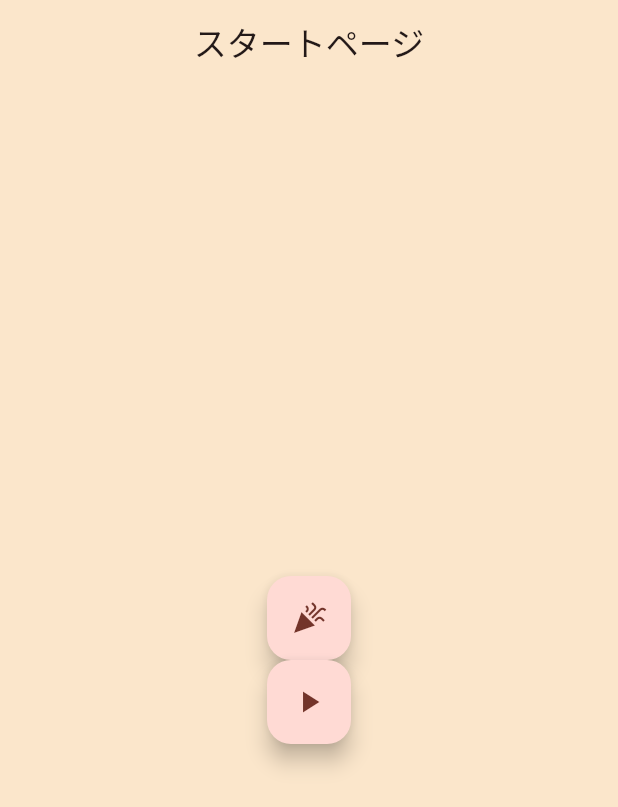
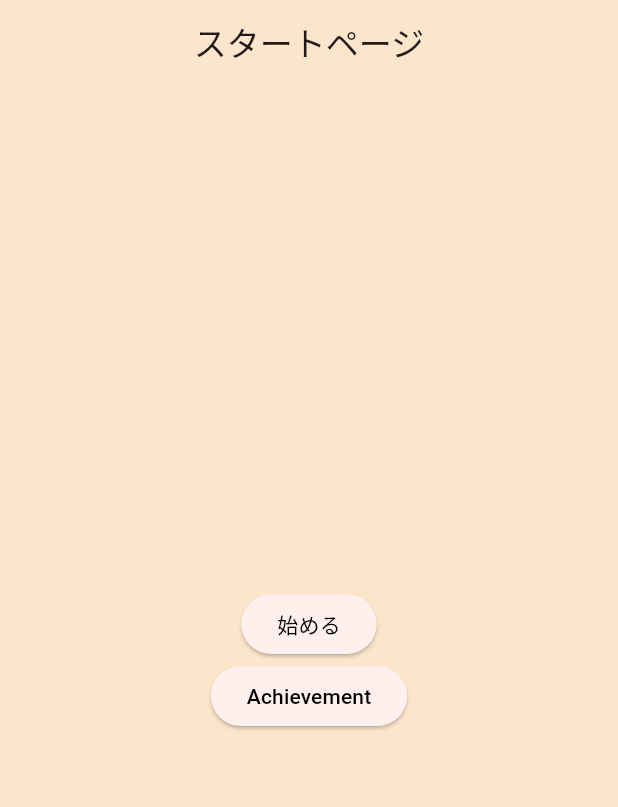
Before and after one commit to TangentMochi/pochi, a Flutter app: the screen it shows after launch, on a phone screen of 412 x 824 dp. Shown: the top 807 px of the screen. Run offline on Flutter 3.47's test engine with Material 3 defaults, Android fonts, the phone set to English and light mode, and no system bars; our stand-ins replace confetti, geolocator, google_fonts, google_maps_flutter, permission_handler, shared_preferences; missing offline and left inert: bottom_sheet_bar, flutter_config, flutter_google_map_polyline_point, flutter_overpass.

Commit message:
ボタンをいい感じに

```diff
--- a/lib/views/startPage.dart
+++ b/lib/views/startPage.dart
@@ -20,7 +20,15 @@ class StartPageState extends State<StartPage> {
         child: Column(
           mainAxisAlignment: MainAxisAlignment.center,
           children: <Widget>[
-            FloatingActionButton(
+            ElevatedButton(
+              onPressed: () {
+                Navigator.of(
+                  context,
+                ).push(MaterialPageRoute(builder: (context) => RouteCreate()));
+              },
+              child: const Text('始める'),
+            ),
+            ElevatedButton(
               onPressed: () {
                 Navigator.push(
                   context,
@@ -31,17 +39,7 @@ class StartPageState extends State<StartPage> {
                   ),
                 );
               },
-              tooltip: 'Achive',
-              child: const Icon(Icons.celebration),
-            ),
-            FloatingActionButton(
-              onPressed: () {
-                Navigator.of(
-                  context,
-                ).push(MaterialPageRoute(builder: (context) => RouteCreate()));
-              },
-              tooltip: 'routeCreate',
-              child: const Icon(Icons.play_arrow),
+              child: const Text('Achievement')
             ),
           ],
         ),
```
